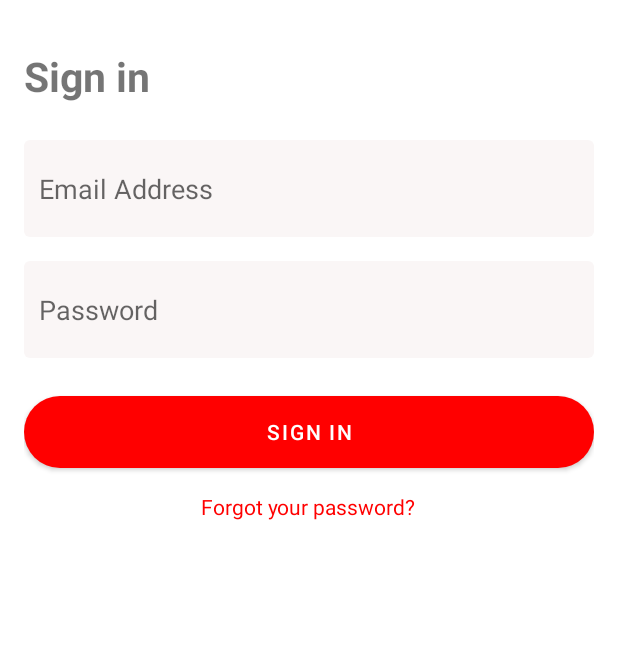
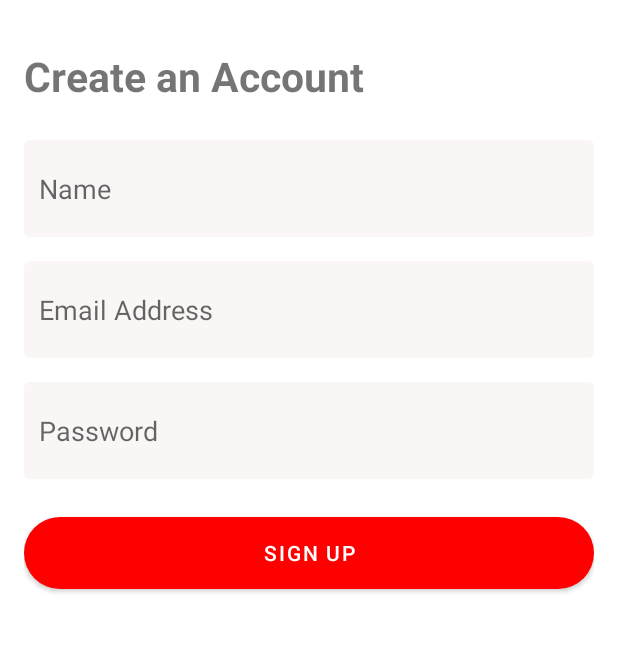
Before and after one commit to aimanehsan786/smart-diabetic-care, an Android app: the screen it shows after launch (LoginActivity before the commit, SignupActivity after it), after a tap on "CREATE AN ACCOUNT", on a phone screen of 412 x 824 dp, the part 204-857 px from its top. Run offline under Robolectric (Android 15) with nearby library versions, the light colour scheme and no system bars; 1 other tap on this screen came first.

Commit message:
Added Signup activity

```diff
--- a/app/src/main/AndroidManifest.xml
+++ b/app/src/main/AndroidManifest.xml
@@ -13,6 +13,9 @@
         android:theme="@style/Theme.SmartDiabteticCare"
         tools:targetApi="31">
         <activity
+            android:name=".SignupActivity"
+            android:exported="false" />
+        <activity
             android:name=".StartupActivity"
             android:exported="true">
             <intent-filter>
@@ -21,7 +24,6 @@
                 <category android:name="android.intent.category.LAUNCHER" />
             </intent-filter>
         </activity>
-
         <activity
             android:name=".LoginActivity"
             android:exported="false" />
--- /dev/null
+++ b/app/src/main/java/com/kicist/smartdiabteticcare/SignupActivity.kt
@@ -0,0 +1,20 @@
+package com.kicist.smartdiabteticcare
+
+import android.content.Intent
+import androidx.appcompat.app.AppCompatActivity
+import android.os.Bundle
+import com.kicist.smartdiabteticcare.databinding.ActivitySignupBinding
+
+class SignupActivity : AppCompatActivity() {
+    private lateinit var binding: ActivitySignupBinding
+
+    override fun onCreate(savedInstanceState: Bundle?) {
+        super.onCreate(savedInstanceState)
+        binding = ActivitySignupBinding.inflate(layoutInflater)
+        setContentView(binding.root)
+
+        binding.backArrow.setOnClickListener {
+            startActivity(Intent(applicationContext, StartupActivity::class.java))
+        }
+    }
+}
--- a/app/src/main/java/com/kicist/smartdiabteticcare/StartupActivity.kt
+++ b/app/src/main/java/com/kicist/smartdiabteticcare/StartupActivity.kt
@@ -63,7 +63,7 @@ class StartupActivity : AppCompatActivity() {
         }
 
         binding.createAccountButton.setOnClickListener {
-            startActivity(Intent(applicationContext, LoginActivity::class.java))
+            startActivity(Intent(applicationContext, SignupActivity::class.java))
         }
 
         LinkHelper.makeTextClickable(binding.alreadyMemberLink, fun () {
--- /dev/null
+++ b/app/src/main/res/layout/activity_signup.xml
@@ -0,0 +1,96 @@
+<?xml version="1.0" encoding="utf-8"?>
+<RelativeLayout xmlns:android="http://schemas.android.com/apk/res/android"
+    xmlns:app="http://schemas.android.com/apk/res-auto"
+    xmlns:tools="http://schemas.android.com/tools"
+    android:layout_width="match_parent"
+    android:layout_height="match_parent"
+    tools:context=".SignupActivity"
+    android:padding="16dp">
+
+    <!-- Back Arrow -->
+    <ImageButton
+        android:id="@+id/backArrow"
+        android:layout_width="wrap_content"
+        android:layout_height="wrap_content"
+        android:layout_alignParentStart="true"
+        android:layout_alignParentTop="true"
+        android:background="?android:selectableItemBackground"
+        android:src="@drawable/ic_back_arrow"
+        android:contentDescription="@string/back" />
+
+    <LinearLayout
+        android:id="@+id/app_title"
+        android:layout_width="match_parent"
+        android:layout_height="wrap_content"
+        android:gravity="center"
+        android:layout_marginTop="30dp"
+        android:layout_below="@+id/backArrow">
+        <ImageView
+            android:layout_width="60dp"
+            android:layout_height="60dp"
+            android:src="@drawable/app_icon"
+            android:maxHeight="1dp"
+            android:contentDescription="@string/app_icon_desc"
+            />
+        <TextView
+            android:layout_width="wrap_content"
+            android:layout_height="match_parent"
+            android:gravity="center_vertical"
+            android:text="@string/app_name"
+            android:textSize="25sp"
+            android:textStyle="bold|italic"
+            android:textColor="@color/colorPrimary"
+            />
+    </LinearLayout>
+
+    <TextView
+        android:id="@+id/loginTitle"
+        android:layout_width="wrap_content"
+        android:layout_height="wrap_content"
+        android:layout_below="@+id/app_title"
+        android:text="@string/create_an_account"
+        android:textSize="27sp"
+        android:textStyle="bold"
+        android:layout_marginTop="32dp"/>
+
+    <EditText
+        android:id="@+id/name"
+        android:layout_width="match_parent"
+        android:layout_height="wrap_content"
+        android:layout_below="@+id/loginTitle"
+        android:layout_marginTop="24dp"
+        android:background="@drawable/editext_background"
+        android:hint="@string/name"
+        android:inputType="textEmailAddress" />
+
+    <EditText
+        android:id="@+id/email"
+        android:layout_width="match_parent"
+        android:layout_height="wrap_content"
+        android:layout_below="@+id/name"
+        android:layout_marginTop="16dp"
+        android:background="@drawable/editext_background"
+        android:hint="@string/email"
+        android:inputType="textEmailAddress" />
+
+    <EditText
+        android:id="@+id/password"
+        android:layout_width="match_parent"
+        android:layout_height="wrap_content"
+        android:layout_below="@+id/email"
+        android:layout_marginTop="16dp"
+        android:hint="@string/password"
+        android:background="@drawable/editext_background"
+        android:inputType="textPassword" />
+
+    <Button
+        android:id="@+id/loginButton"
+        android:layout_width="match_parent"
+        android:layout_height="wrap_content"
+        android:layout_below="@+id/password"
+        android:layout_marginTop="25dp"
+        android:background="@drawable/rounded_button_background"
+        android:text="@string/sign_up" />
+
+
+</RelativeLayout>
--- a/app/src/main/res/values/strings.xml
+++ b/app/src/main/res/values/strings.xml
@@ -8,9 +8,11 @@
     <string name="app_icon_desc">App Logo</string>
     <string name="already_member">Already a Member?</string>
     <string name="sign_in">Sign in</string>
+    <string name="sign_up">Sign Up</string>
     <string name="create_an_account">Create an Account</string>
     <string name="back">Back</string>
     <string name="email">Email Address</string>
+    <string name="name">Name</string>
     <string name="password">Password</string>
     <string name="forgot_password">Forgot your password?</string>
 </resources>
```
